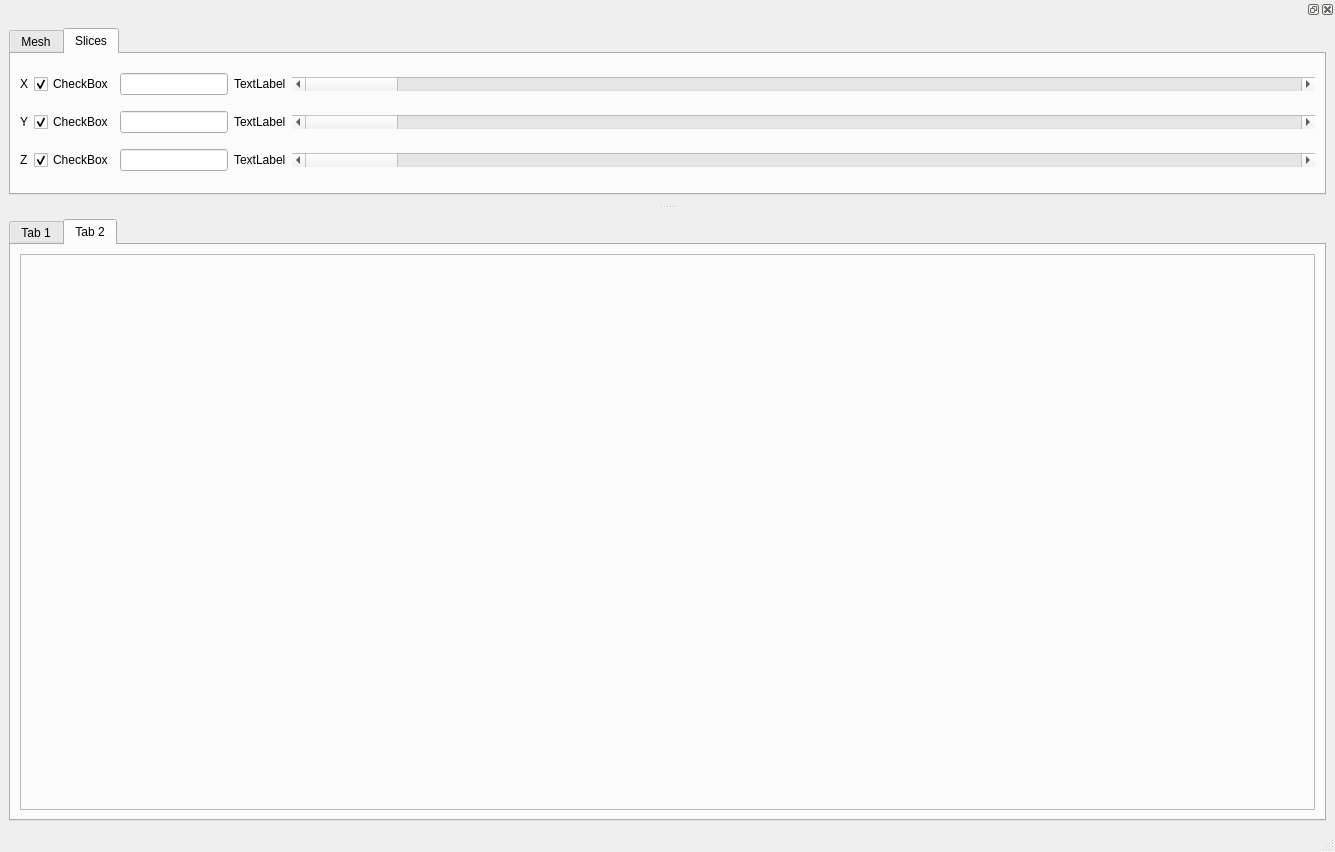
Old version of the form pyMT/ModelGUI/model_viewer.ui in the repository eroots/pyMT.
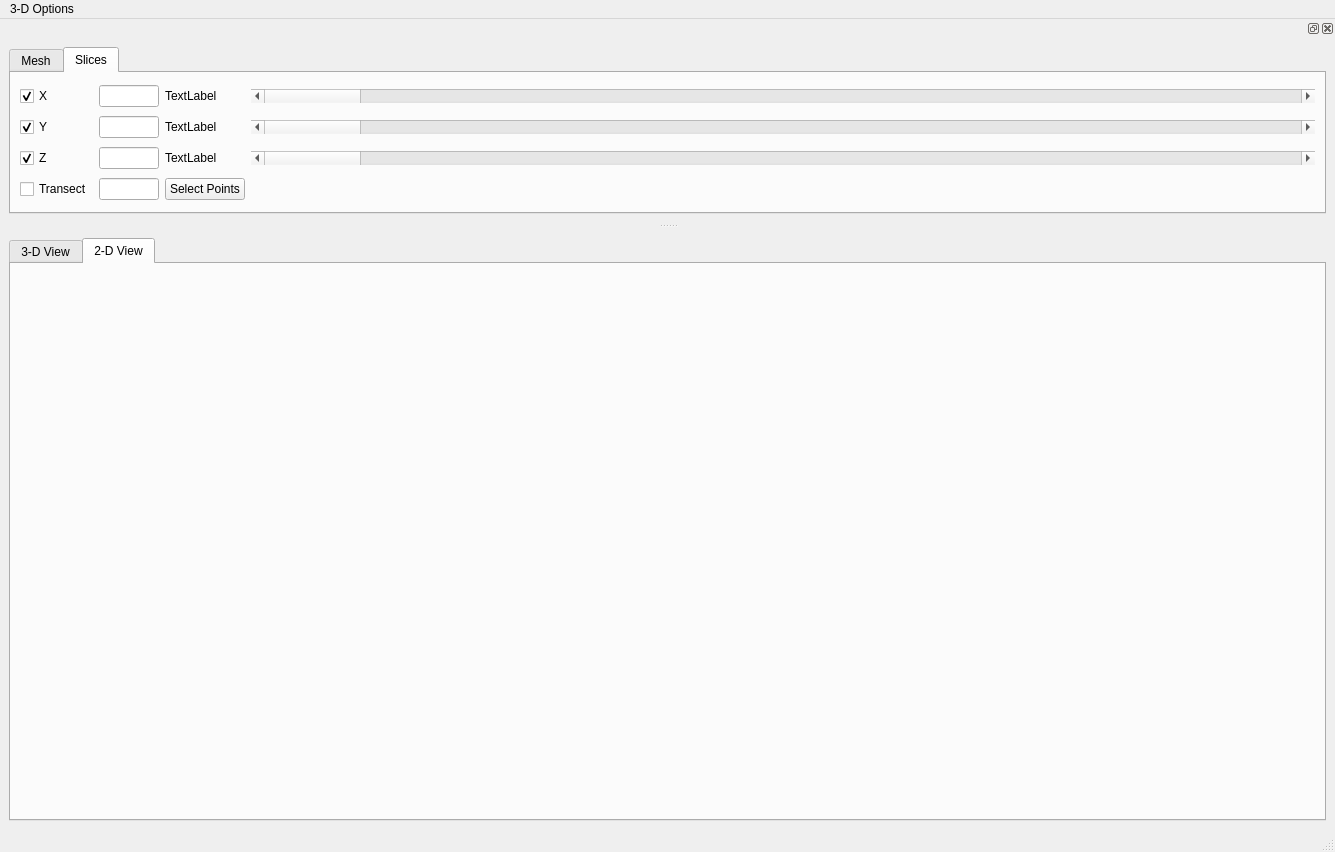
New version of the form. The open tabs and pages were chosen to show the change.

Commit message: More updates to model viewer, associated additions to gplot

```diff
--- a/pyMT/ModelGUI/model_viewer.ui
+++ b/pyMT/ModelGUI/model_viewer.ui
@@ -22,7 +22,7 @@
       </property>
       <widget class="QWidget" name="tab">
        <attribute name="title">
-        <string>Tab 1</string>
+        <string>3-D View</string>
        </attribute>
        <layout class="QGridLayout" name="gridLayout_4">
         <item row="0" column="0">
@@ -39,18 +39,11 @@
       </widget>
       <widget class="QWidget" name="tab_3">
        <attribute name="title">
-        <string>Tab 2</string>
+        <string>2-D View</string>
        </attribute>
        <layout class="QGridLayout" name="gridLayout_5">
         <item row="0" column="0">
-         <widget class="QFrame" name="frame2D">
-          <property name="frameShape">
-           <enum>QFrame::StyledPanel</enum>
-          </property>
-          <property name="frameShadow">
-           <enum>QFrame::Raised</enum>
-          </property>
-         </widget>
+         <layout class="QVBoxLayout" name="widget2D"/>
         </item>
        </layout>
       </widget>
@@ -67,6 +60,15 @@
      <height>26</height>
     </rect>
    </property>
+   <widget class="QMenu" name="menuView">
+    <property name="title">
+     <string>3-D Options</string>
+    </property>
+    <addaction name="viewXY"/>
+    <addaction name="viewXZ"/>
+    <addaction name="viewYZ"/>
+   </widget>
+   <addaction name="menuView"/>
   </widget>
   <widget class="QStatusBar" name="statusbar"/>
   <widget class="QDockWidget" name="dockWidget_2">
@@ -170,6 +172,20 @@
               </property>
              </widget>
             </item>
+            <item row="3" column="0">
+             <widget class="QLabel" name="label_5">
+              <property name="text">
+               <string>Top</string>
+              </property>
+             </widget>
+            </item>
+            <item row="3" column="3">
+             <widget class="QLabel" name="label_6">
+              <property name="text">
+               <string>Bottom</string>
+              </property>
+             </widget>
+            </item>
            </layout>
           </widget>
          </item>
@@ -194,18 +210,11 @@
              <height>0</height>
             </size>
            </property>
-          </widget>
-         </item>
-         <item row="0" column="0">
-          <widget class="QLabel" name="label_5">
-           <property name="sizePolicy">
-            <sizepolicy hsizetype="Minimum" vsizetype="Preferred">
-             <horstretch>0</horstretch>
-             <verstretch>0</verstretch>
-            </sizepolicy>
-           </property>
-           <property name="text">
-            <string>X</string>
+           <property name="maximumSize">
+            <size>
+             <width>60</width>
+             <height>16777215</height>
+            </size>
            </property>
           </widget>
          </item>
@@ -223,54 +232,11 @@
              <height>0</height>
             </size>
            </property>
-          </widget>
-         </item>
-         <item row="2" column="1">
-          <widget class="QCheckBox" name="zSliceCheckbox">
-           <property name="text">
-            <string>CheckBox</string>
-           </property>
-           <property name="checked">
-            <bool>true</bool>
-           </property>
-          </widget>
-         </item>
-         <item row="0" column="1">
-          <widget class="QCheckBox" name="xSliceCheckbox">
-           <property name="sizePolicy">
-            <sizepolicy hsizetype="Maximum" vsizetype="Fixed">
-             <horstretch>0</horstretch>
-             <verstretch>0</verstretch>
-            </sizepolicy>
-           </property>
-           <property name="text">
-            <string>CheckBox</string>
-           </property>
-           <property name="checked">
-            <bool>true</bool>
-           </property>
-          </widget>
-         </item>
-         <item row="1" column="0">
-          <widget class="QLabel" name="label_6">
-           <property name="sizePolicy">
-            <sizepolicy hsizetype="Minimum" vsizetype="Preferred">
-             <horstretch>0</horstretch>
-             <verstretch>0</verstretch>
-            </sizepolicy>
-           </property>
-           <property name="text">
-            <string>Y</string>
-           </property>
-          </widget>
-         </item>
-         <item row="1" column="1">
-          <widget class="QCheckBox" name="ySliceCheckbox">
-           <property name="text">
-            <string>CheckBox</string>
-           </property>
-           <property name="checked">
-            <bool>true</bool>
+           <property name="maximumSize">
+            <size>
+             <width>60</width>
+             <height>16777215</height>
+            </size>
            </property>
           </widget>
          </item>
@@ -300,19 +266,6 @@
            </property>
           </widget>
          </item>
-         <item row="2" column="0">
-          <widget class="QLabel" name="label_7">
-           <property name="sizePolicy">
-            <sizepolicy hsizetype="Maximum" vsizetype="Preferred">
-             <horstretch>0</horstretch>
-             <verstretch>0</verstretch>
-            </sizepolicy>
-           </property>
-           <property name="text">
-            <string>Z</string>
-           </property>
-          </widget>
-         </item>
          <item row="0" column="3">
           <widget class="QLineEdit" name="xSliceEdit">
            <property name="sizePolicy">
@@ -329,7 +282,7 @@
            </property>
            <property name="maximumSize">
             <size>
-             <width>1000</width>
+             <width>60</width>
              <height>16777215</height>
             </size>
            </property>
@@ -375,6 +328,72 @@
            </property>
           </widget>
          </item>
+         <item row="3" column="0">
+          <widget class="QCheckBox" name="checkBox">
+           <property name="text">
+            <string>Transect</string>
+           </property>
+          </widget>
+         </item>
+         <item row="0" column="0">
+          <widget class="QCheckBox" name="xSliceCheckbox">
+           <property name="sizePolicy">
+            <sizepolicy hsizetype="Maximum" vsizetype="Fixed">
+             <horstretch>0</horstretch>
+             <verstretch>0</verstretch>
+            </sizepolicy>
+           </property>
+           <property name="text">
+            <string>X</string>
+           </property>
+           <property name="checked">
+            <bool>true</bool>
+           </property>
+          </widget>
+         </item>
+         <item row="1" column="0">
+          <widget class="QCheckBox" name="ySliceCheckbox">
+           <property name="text">
+            <string>Y</string>
+           </property>
+           <property name="checked">
+            <bool>true</bool>
+           </property>
+          </widget>
+         </item>
+         <item row="2" column="0">
+          <widget class="QCheckBox" name="zSliceCheckbox">
+           <property name="text">
+            <string>Z</string>
+           </property>
+           <property name="checked">
+            <bool>true</bool>
+           </property>
+          </widget>
+         </item>
+         <item row="3" column="3">
+          <widget class="QLineEdit" name="lineEdit">
+           <property name="sizePolicy">
+            <sizepolicy hsizetype="Fixed" vsizetype="Fixed">
+             <horstretch>0</horstretch>
+             <verstretch>0</verstretch>
+            </sizepolicy>
+           </property>
+           <property name="maximumSize">
+            <size>
+             <width>60</width>
+             <height>16777215</height>
+            </size>
+           </property>
+          </widget>
+         </item>
+         <item row="3" column="4">
+          <widget class="QPushButton" name="interpButton">
+           <property name="text">
+            <string>Select Points</string>
+           </property>
+          </widget>
+         </item>
         </layout>
        </widget>
       </widget>
```
Left out of the diff: 23 changed lines with no effect on the pictures. The commit also changes 6 other files.
